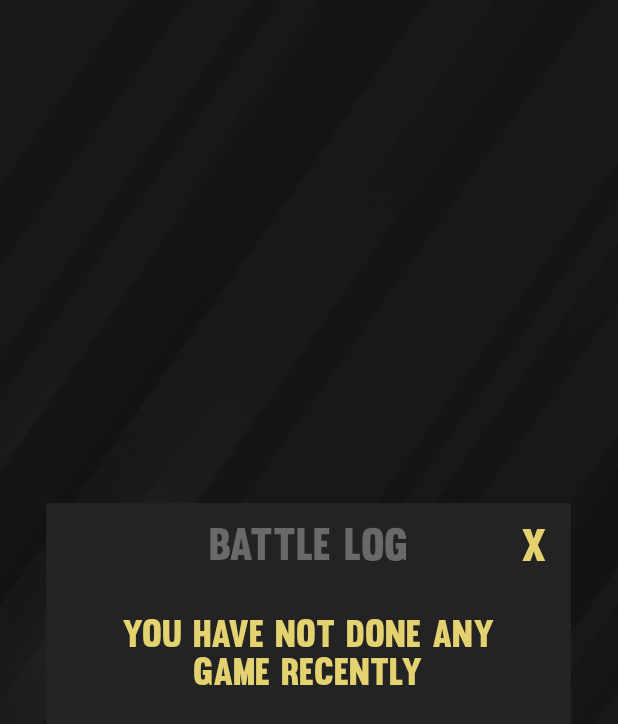
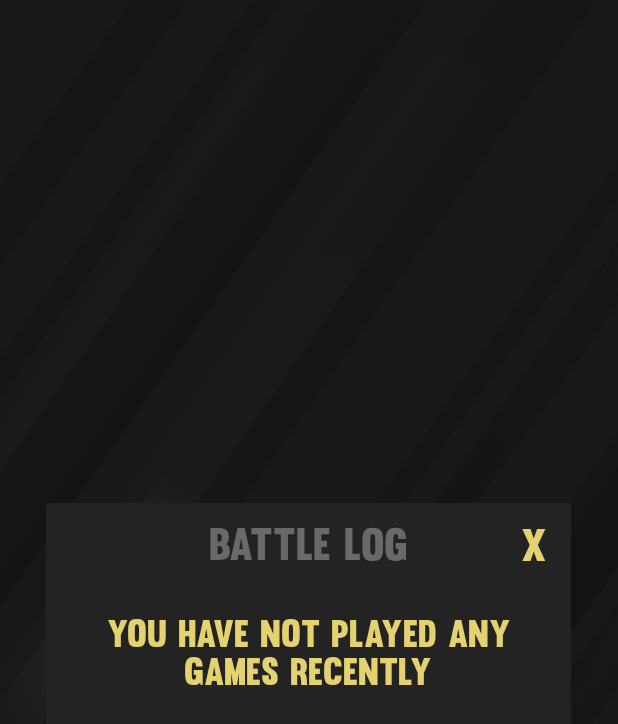
Before and after one commit to gyrodraw/GyroDraw, an Android app: the BattleLogActivity screen opened directly, with no data from a screen before it, on a phone screen of 412 x 824 dp. Shown: the top 724 px of the screen. Run offline under Robolectric (Android 15) with nearby library versions, the phone set to English and light mode, and no system bars; our stand-ins replace Firebase (no records; nobody signed in at launch, a user with empty details on screens opened directly); pictures from the network do not load.

Commit message:
Solved some merging bugs

```diff
--- a/app/src/main/java/ch/epfl/sweng/SDP/BaseActivity.java
+++ b/app/src/main/java/ch/epfl/sweng/SDP/BaseActivity.java
@@ -29,7 +29,7 @@ import ch.epfl.sweng.SDP.utils.OnlineStatus;
 import ch.epfl.sweng.SDP.utils.TypefaceLibrary;
 
 import static android.view.View.VISIBLE;
-import static ch.epfl.sweng.SDP.firebase.AccountAttributes.STARS;
+import static ch.epfl.sweng.SDP.firebase.AccountAttributes.STATUS;
 import static ch.epfl.sweng.SDP.utils.OnlineStatus.ONLINE;
 import static java.lang.String.format;
 
@@ -227,7 +227,7 @@ public abstract class BaseActivity extends AppCompatActivity {
         final DatabaseReference statusRef = Database.getReference(format("users.%s.online",
                 Account.getInstance(getApplicationContext()).getUserId()));
         Database.setListenerToAccountAttribute(
-                Account.getInstance(getApplicationContext()).getUserId(), STARS,
+                Account.getInstance(getApplicationContext()).getUserId(), STATUS,
                 new ValueEventListener() {
                     @Override
                     public void onDataChange(@NonNull DataSnapshot dataSnapshot) {
--- a/app/src/main/res/values/strings.xml
+++ b/app/src/main/res/values/strings.xml
@@ -57,7 +57,7 @@
     <string name="accept">Accept</string>
     <string name="reject">Reject</string>
     <string name="new_friend_request">New friend request</string>
-    <string name="empty_battle_log">You have not done any game recently</string>
+    <string name="empty_battle_log">You have not played any games recently</string>
     <string name="cancel">Cancel</string>
     <string name="confirm">Confirm</string>
     <string name="usernameValid">Valid username</string>
```
